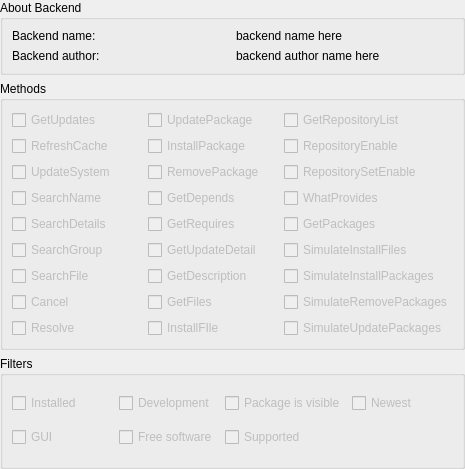
Before: the Qt Designer form KPackageKit/KpkBackendDetails.ui in KDE/apper, drawn with Qt 5.
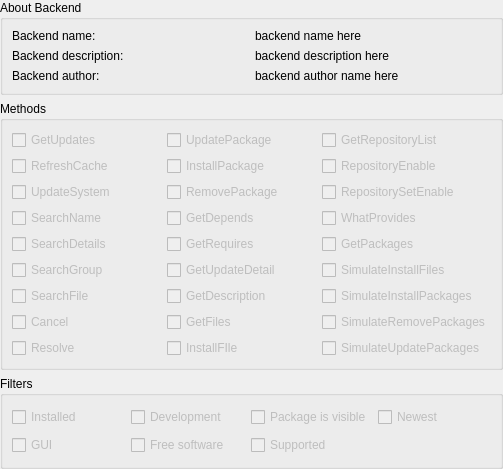
After: the same form once the commit is applied.

What changed in the file:
```diff
--- a/KPackageKit/KpkBackendDetails.ui
+++ b/KPackageKit/KpkBackendDetails.ui
@@ -6,7 +6,7 @@
    <rect>
     <x>0</x>
     <y>0</y>
-    <width>465</width>
+    <width>503</width>
     <height>469</height>
    </rect>
   </property>
@@ -40,20 +40,34 @@
         </property>
        </widget>
       </item>
-      <item row="1" column="0">
+      <item row="3" column="0">
        <widget class="QLabel" name="label_2">
         <property name="text">
          <string>Backend author:</string>
         </property>
        </widget>
       </item>
-      <item row="1" column="1">
+      <item row="1" column="0">
+       <widget class="QLabel" name="label_3">
+        <property name="text">
+         <string>Backend description:</string>
+        </property>
+       </widget>
+      </item>
+      <item row="3" column="1">
        <widget class="QLabel" name="authorL">
         <property name="text">
          <string>backend author name here</string>
         </property>
        </widget>
       </item>
+      <item row="1" column="1">
+       <widget class="QLabel" name="descriptionL">
+        <property name="text">
+         <string>backend description here</string>
+        </property>
+       </widget>
+      </item>
      </layout>
     </widget>
    </item>
```
